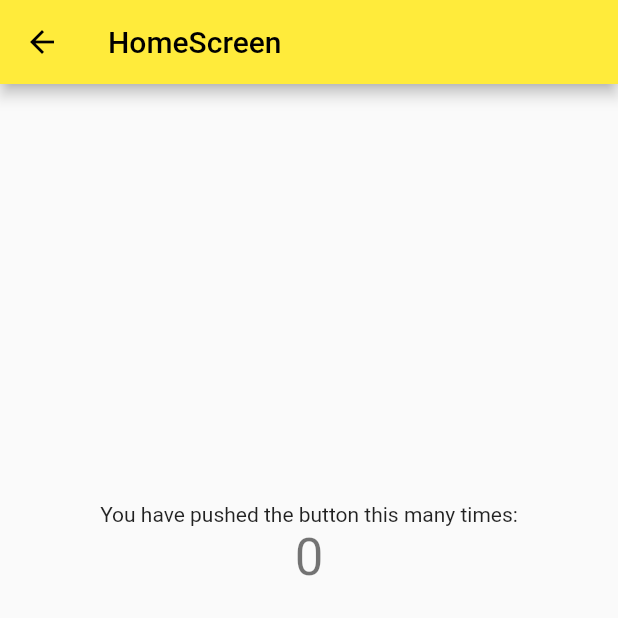
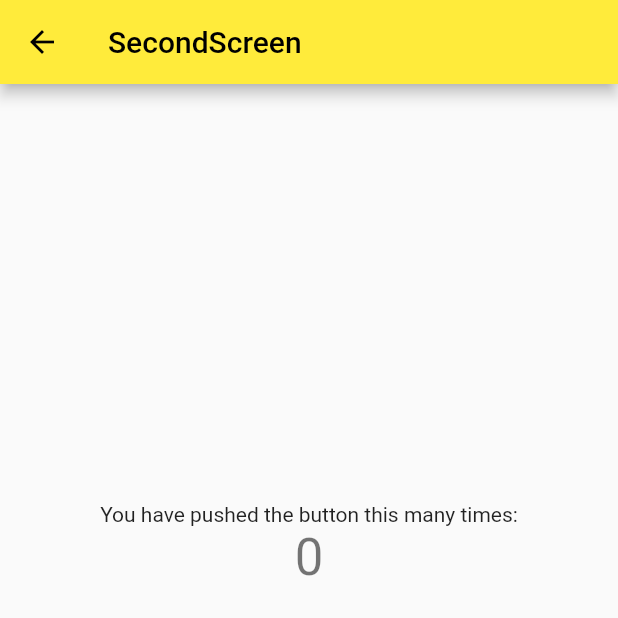
Before and after one commit to CaptenSepp/flutter_app_bloc, a Flutter app: the screen it shows after launch, after a tap on the "remove" icon, after a tap on the "add" icon, after a tap on the "navigate next" icon, on a phone screen of 412 x 824 dp, the top half of it. Run offline on Flutter 3.47's test engine with Material 2 defaults, Android fonts, the phone set to English and light mode, and no system bars; our stand-ins replace bloc, connectivity_plus, equatable, flutter_bloc.

Commit message:
global generated routing added

```diff
--- a/lib/core/my_app.dart
+++ b/lib/core/my_app.dart
@@ -1,22 +1,19 @@
 import 'package:flutter/material.dart';
+
 import 'package:flutter_bloc/flutter_bloc.dart';
 
 import '../cubit/counter_cubit.dart';
+
 import 'router/app_router.dart';
 
-class MyApp extends StatefulWidget {
-  const MyApp({Key? key}) : super(key: key);
+class MyApp extends StatelessWidget {
+  MyApp({Key? key}) : super(key: key);
 
-  @override
-  State<MyApp> createState() => _MyAppState();
-}
-
-class _MyAppState extends State<MyApp> {
   final AppRouter _appRouter = AppRouter();
 
   @override
   Widget build(BuildContext context) {
-    return BlocProvider(
+    return BlocProvider<CounterCubit>(
       create: (context) => CounterCubit(),
       child: MaterialApp(
         title: 'Flutter Bloc',
@@ -27,10 +24,4 @@ class _MyAppState extends State<MyApp> {
       ),
     );
   }
-
-  @override
-  void dispose() {
-    _appRouter.dispose();
-    super.dispose();
-  }
 }
--- a/lib/core/router/app_router.dart
+++ b/lib/core/router/app_router.dart
@@ -1,30 +1,21 @@
-import 'package:flutter/cupertino.dart';
 import 'package:flutter/material.dart';
-import 'package:flutter_bloc/flutter_bloc.dart';
+import 'package:flutter_app_bloc/screens/second_screen.dart';
 
-import '../../cubit/counter_cubit.dart';
 import '../../screens/home_screen.dart';
 
 class AppRouter {
-  final CounterCubit _counterCubit = CounterCubit();
   Route? onGenerateRoute(RouteSettings routeSettings) {
     switch (routeSettings.name) {
       case '/':
         return MaterialPageRoute(
-          builder: (_) => BlocProvider.value(
-            value: _counterCubit,
-            child: const HomeScreen(
-              title: 'HomeScreen',
-            ),
+          builder: (_) => const HomeScreen(
+            title: 'HomeScreen',
           ),
         );
       case '/second':
         return MaterialPageRoute(
-          builder: (_) => BlocProvider.value(
-            value: _counterCubit,
-            child: const HomeScreen(
-              title: 'HomeScreen',
-            ),
+          builder: (_) => const SecondScreen(
+            title: 'SecondScreen',
           ),
         );
 
@@ -32,8 +23,4 @@ class AppRouter {
     }
     return null;
   }
-
-  void dispose() {
-    _counterCubit.close();
-  }
 }
```
